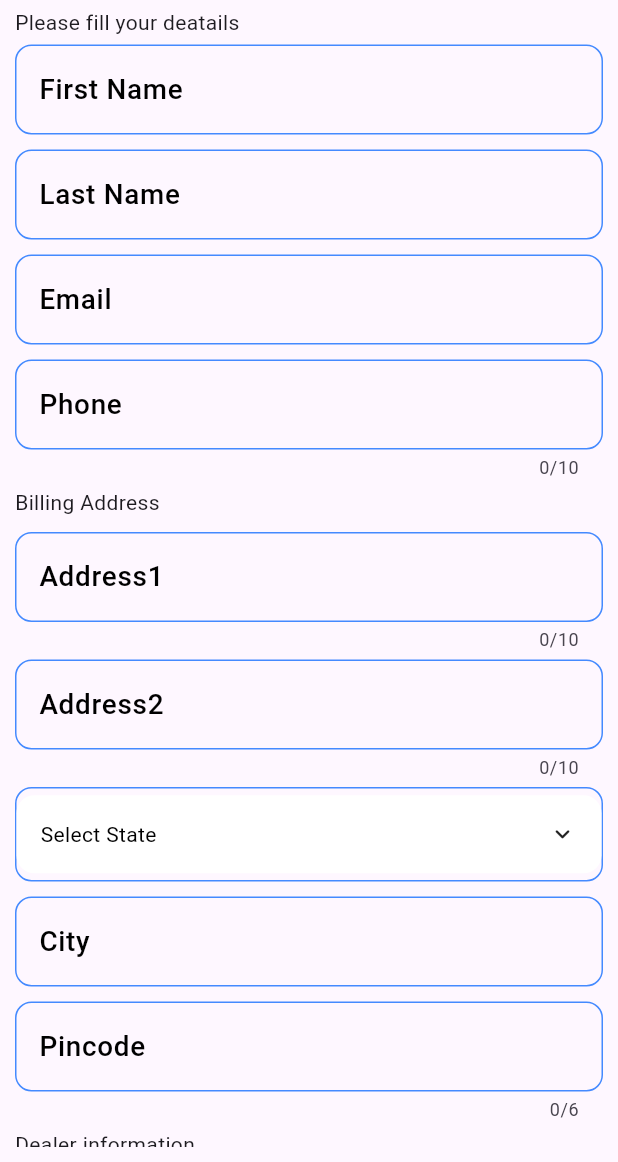
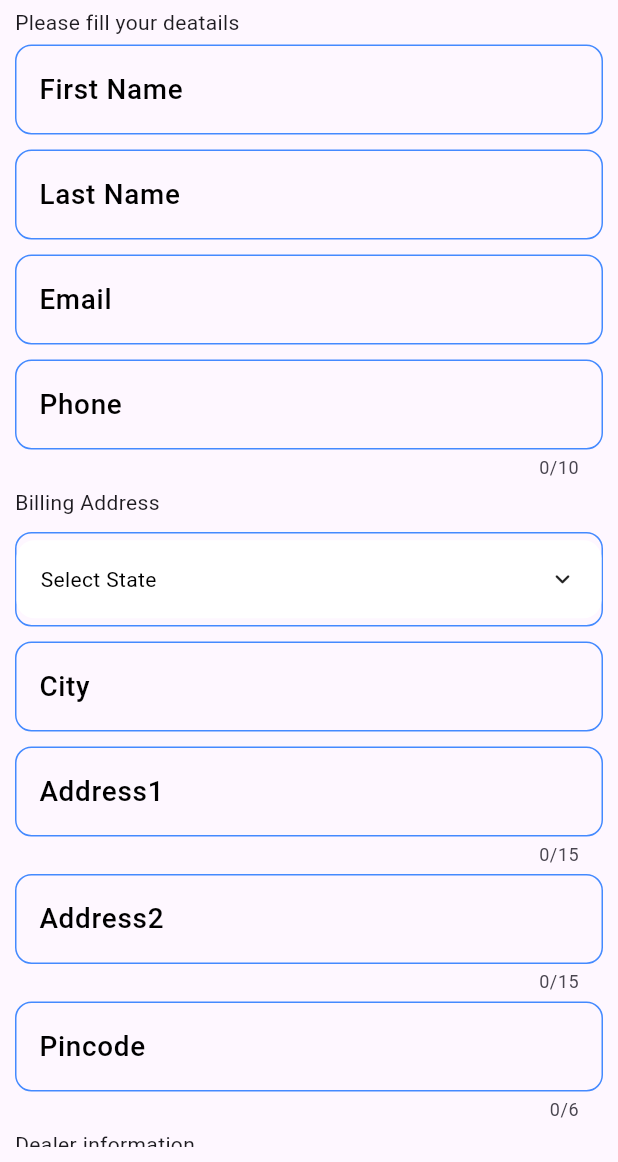
Before and after one commit to safvansafvan/Nexon_ev_booking_app, a Flutter app: the BookNowWidget screen opened directly, on a phone screen of 412 x 824 dp, the part 74-1236 px from its top. Run offline on Flutter 3.47's test engine with Material 2 defaults, Android fonts, the phone set to English and light mode, and no system bars; drawn by our look-alikes of animated_custom_dropdown; our stand-ins replace awesome_dialog, email_validator, font_awesome_flutter, google_fonts, google_nav_bar, google_sign_in and 5 more; missing offline and left inert: syncfusion_flutter_pdfviewer; accounts and stored records are empty; Roboto replaces fonts that are missing (Philosopher); project files that could hold a hidden picture were left out.

Commit message:
bookings errors sovled

```diff
--- a/lib/controller/const/string.dart
+++ b/lib/controller/const/string.dart
@@ -18,4 +18,7 @@ class Urls {
   //testDriveBooking
 
   static String testDriveBooking = "/test-drive";
+
+  //booking
+  static String bookingnow = "/booking";
 }
--- a/lib/controller/providers/bookings/bookingnow_provider.dart
+++ /dev/null
@@ -1,19 +0,0 @@
-import 'package:flutter/material.dart';
-
-class BookingNowProvider extends ChangeNotifier {
-  TextEditingController firstNameController = TextEditingController();
-  TextEditingController lastNameController = TextEditingController();
-  TextEditingController phoneController = TextEditingController();
-  TextEditingController emailController = TextEditingController();
-  //billing
-  TextEditingController address1Controller = TextEditingController();
-  TextEditingController address2Controller = TextEditingController();
-  TextEditingController stateController = TextEditingController();
-  TextEditingController cityController = TextEditingController();
-  TextEditingController pincodeController = TextEditingController();
-
-  TextEditingController dealerController = TextEditingController();
-  TextEditingController carModelController = TextEditingController();
-
-  final formKey8 = GlobalKey<FormState>();
-}
--- a/lib/main.dart
+++ b/lib/main.dart
@@ -3,9 +3,9 @@ import 'package:bookingapp/controller/providers/authentication/forgot_password.d
 import 'package:bookingapp/controller/providers/authentication/login.dart';
 import 'package:bookingapp/controller/providers/authentication/otp_provider.dart';
 import 'package:bookingapp/controller/providers/authentication/otpverify_signup.dart';
-import 'package:bookingapp/controller/providers/bookings/bookingnow_provider.dart';
+import 'package:bookingapp/controller/providers/bookings_provider/bookingnow_provider.dart';
 import 'package:bookingapp/controller/providers/splash.dart';
-import 'package:bookingapp/controller/providers/bookings/test_drive_provider.dart';
+import 'package:bookingapp/controller/providers/bookings_provider/test_drive_provider.dart';
 import 'package:bookingapp/presentation/splash/splash.dart';
 import 'package:flutter/material.dart';
 import 'package:google_fonts/google_fonts.dart';
--- /dev/null
+++ b/lib/model/booking_now_model.dart
@@ -0,0 +1,60 @@
+class BookingNowModel {
+  String? names;
+  String? lastName;
+  String? address1;
+  String? address2;
+  String? pincode;
+  String? email;
+  String? phone;
+  String? city;
+  String? state;
+  String? model;
+  String? dealer;
+  String? bookingPrice;
+
+  BookingNowModel({
+    this.names,
+    this.lastName,
+    this.address1,
+    this.address2,
+    this.pincode,
+    this.email,
+    this.phone,
+    this.city,
+    this.state,
+    this.model,
+    this.dealer,
+    this.bookingPrice,
+  });
+
+  factory BookingNowModel.fromJson(Map<String, dynamic> json) =>
+      BookingNowModel(
+        names: json["names"],
+        lastName: json["lastName"],
+        address1: json["address1"],
+        address2: json["address2"],
+        pincode: json["pincode"],
+        email: json["email"],
+        phone: json["phone"],
+        city: json["city"],
+        state: json["state"],
+        model: json["model"],
+        dealer: json["dealer"],
+        bookingPrice: json["bookingPrice"],
+      );
+
+  Map<String, dynamic> toJson() => {
+        "names": names,
+        "lastName": lastName,
+        "address1": address1,
+        "address2": address2,
+        "pincode": pincode,
+        "email": email,
+        "phone": phone,
+        "city": city,
+        "state": state,
+        "model": model,
+        "dealer": dealer,
+        "bookingPrice": bookingPrice,
+      };
+}
--- a/lib/presentation/booknow/book_now.dart
+++ b/lib/presentation/bookings/booknow/book_now.dart
@@ -4,8 +4,8 @@ import 'package:animated_custom_dropdown/custom_dropdown.dart';
 import 'package:bookingapp/controller/const/const.dart';
 import 'package:bookingapp/presentation/widget/text_form_common.dart';
 import 'package:bookingapp/presentation/widget/text_h.dart';
-import '../../controller/providers/bookings/bookingnow_provider.dart';
-import '../../controller/providers/bookings/test_drive_provider.dart';
+import '../../../controller/providers/bookings_provider/bookingnow_provider.dart';
+import '../../../controller/providers/bookings_provider/test_drive_provider.dart';
 
 class BookNowWidget extends StatelessWidget {
   const BookNowWidget({super.key});
@@ -60,20 +60,6 @@ class BookNowWidget extends StatelessWidget {
                 kHeightFive,
                 HeadingTextWidget(text: "Billing Address"),
                 height10,
-                TextFormFieldCommon(
-                    controller: bookingProvider.address1Controller,
-                    hintText: "Address1",
-                    maxlength: 10,
-                    keyType: TextInputType.name,
-                    size: screenSize),
-                kHeightFive,
-                TextFormFieldCommon(
-                    controller: bookingProvider.address2Controller,
-                    hintText: "Address2",
-                    maxlength: 10,
-                    keyType: TextInputType.name,
-                    size: screenSize),
-                kHeightFive,
                 Container(
                   height: 63,
                   decoration: BoxDecoration(
@@ -97,6 +83,20 @@ class BookNowWidget extends StatelessWidget {
                     size: screenSize),
                 height10,
                 TextFormFieldCommon(
+                    controller: bookingProvider.address1Controller,
+                    hintText: "Address1",
+                    maxlength: 15,
+                    keyType: TextInputType.name,
+                    size: screenSize),
+                kHeightFive,
+                TextFormFieldCommon(
+                    controller: bookingProvider.address2Controller,
+                    hintText: "Address2",
+                    maxlength: 15,
+                    keyType: TextInputType.name,
+                    size: screenSize),
+                kHeightFive,
+                TextFormFieldCommon(
                     controller: bookingProvider.pincodeController,
                     hintText: "Pincode",
                     maxlength: 6,
@@ -104,7 +104,7 @@ class BookNowWidget extends StatelessWidget {
                     size: screenSize),
                 kHeightFive,
                 HeadingTextWidget(text: "Dealer information"),
-                kHeightFive,
+                height10,
                 Container(
                   height: 63,
                   decoration: BoxDecoration(
@@ -134,6 +134,7 @@ class BookNowWidget extends StatelessWidget {
                 ),
                 kHeightFive,
                 HeadingTextWidget(text: "Select Veriant"),
+                height10,
                 Container(
                   height: 63,
                   decoration: BoxDecoration(
@@ -209,7 +210,10 @@ class BookNowWidget extends StatelessWidget {
                                     },
                                     child: const Text("Cancel")),
                                 TextButton(
-                                    onPressed: () async {},
+                                    onPressed: () async {
+                                      await bookingProvider
+                                          .bookingNowbuttonClick(context);
+                                    },
                                     child: const Text("Ok"))
                               ],
                             );
--- a/lib/presentation/test_drive_booking/test_booking.dart
+++ b/lib/presentation/bookings/test_drive_booking/test_booking.dart
@@ -1,11 +1,11 @@
 import 'package:bookingapp/presentation/widget/app_bar.dart';
 import 'package:flutter/material.dart';
 import 'package:provider/provider.dart';
-import '../widget/text_form_common.dart';
+import '../../widget/text_form_common.dart';
 import 'package:bookingapp/controller/const/const.dart';
 import 'package:bookingapp/presentation/widget/text_h.dart';
 import 'package:animated_custom_dropdown/custom_dropdown.dart';
-import 'package:bookingapp/controller/providers/bookings/test_drive_provider.dart';
+import 'package:bookingapp/controller/providers/bookings_provider/test_drive_provider.dart';
 
 class TestDriveBooking extends StatelessWidget {
   const TestDriveBooking({super.key});
--- a/lib/presentation/carbooking&deatails/widget/bookings_field.dart
+++ b/lib/presentation/carbooking&deatails/widget/bookings_field.dart
@@ -1,6 +1,6 @@
 import 'package:bookingapp/controller/const/const.dart';
-import 'package:bookingapp/presentation/booknow/book_now.dart';
-import 'package:bookingapp/presentation/test_drive_booking/test_booking.dart';
+import 'package:bookingapp/presentation/bookings/booknow/book_now.dart';
+import 'package:bookingapp/presentation/bookings/test_drive_booking/test_booking.dart';
 import 'package:flutter/material.dart';
 
 class BookingsField extends StatelessWidget {
--- a/lib/presentation/home.dart
+++ b/lib/presentation/home.dart
@@ -1,10 +1,12 @@
 import 'package:bookingapp/controller/const/const.dart';
+import 'package:bookingapp/controller/providers/bookings_provider/test_drive_provider.dart';
 import 'package:bookingapp/presentation/mainscreen/main_screen.dart';
 import 'package:bookingapp/presentation/map/location.dart';
 import 'package:bookingapp/presentation/widget/app_bar.dart';
 import 'package:bookingapp/presentation/widget/drawer.dart';
 import 'package:flutter/material.dart';
 import 'package:google_nav_bar/google_nav_bar.dart';
+import 'package:provider/provider.dart';
 
 class MyHomePage extends StatefulWidget {
   const MyHomePage({super.key});
@@ -24,6 +26,10 @@ class _MyHomePageState extends State<MyHomePage> {
 
   @override
   Widget build(BuildContext context) {
+    WidgetsBinding.instance.addPostFrameCallback((_) {
+      Provider.of<TestDriveBookingProvider>(context, listen: false)
+          .fetchDealer();
+    });
     return Scaffold(
       extendBody: true,
       body: SafeArea(
```
Also changed, not shown: lib/apiservice/api.dart (+0 -35 lines), lib/controller/providers/bookings_provider/bookingnow_provider.dart (added, +108 -0 lines), lib/controller/providers/bookings_provider/test_drive_provider.dart (renamed from lib/controller/providers/bookings/test_drive_provider.dart, +10 -3 lines), lib/presentation/widget/succes_dialog.dart (+5 -3 lines).
